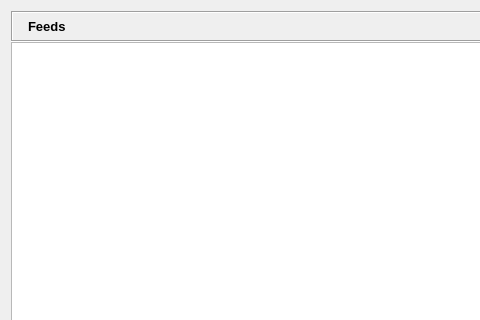
Before: the Qt Designer form plugins/FeedReader/gui/FeedReaderDialog.ui in RetroShare/RetroShare, drawn with Qt 5; both pictures show x 0 to 480 and y 0 to 320 of the 738 by 583 pixel window.
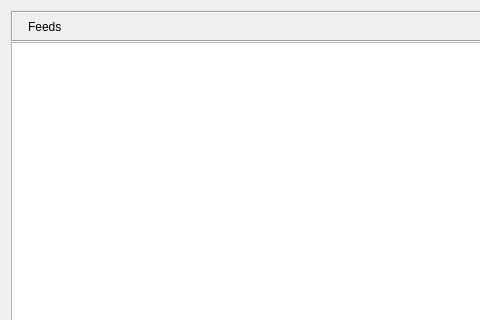
After: the same form once the commit is applied. Icons and pictures are not drawn. Custom widgets are drawn as their Qt base class.

Commit message: Moved font size definitions from ui files to default qss. Added new base class StyledLabel to emulate the missing font-size by factor in qss.

The edit to the form file:
```diff
--- a/plugins/FeedReader/gui/FeedReaderDialog.ui
+++ b/plugins/FeedReader/gui/FeedReaderDialog.ui
@@ -56,14 +56,7 @@
            </widget>
           </item>
           <item>
-           <widget class="QLabel" name="titleBarLabel">
-            <property name="font">
-             <font>
-              <pointsize>10</pointsize>
-              <weight>75</weight>
-              <bold>true</bold>
-             </font>
-            </property>
+           <widget class="StyledLabel" name="titleBarLabel">
             <property name="text">
              <string>Feeds</string>
             </property>
@@ -171,6 +164,11 @@
    <header>gui/common/RSTabWidget.h</header>
    <container>1</container>
   </customwidget>
+  <customwidget>
+   <class>StyledLabel</class>
+   <extends>QLabel</extends>
+   <header>gui/common/StyledLabel.h</header>
+  </customwidget>
  </customwidgets>
  <resources>
   <include location="FeedReader_images.qrc"/>
```
The commit also changes 41 other files.
